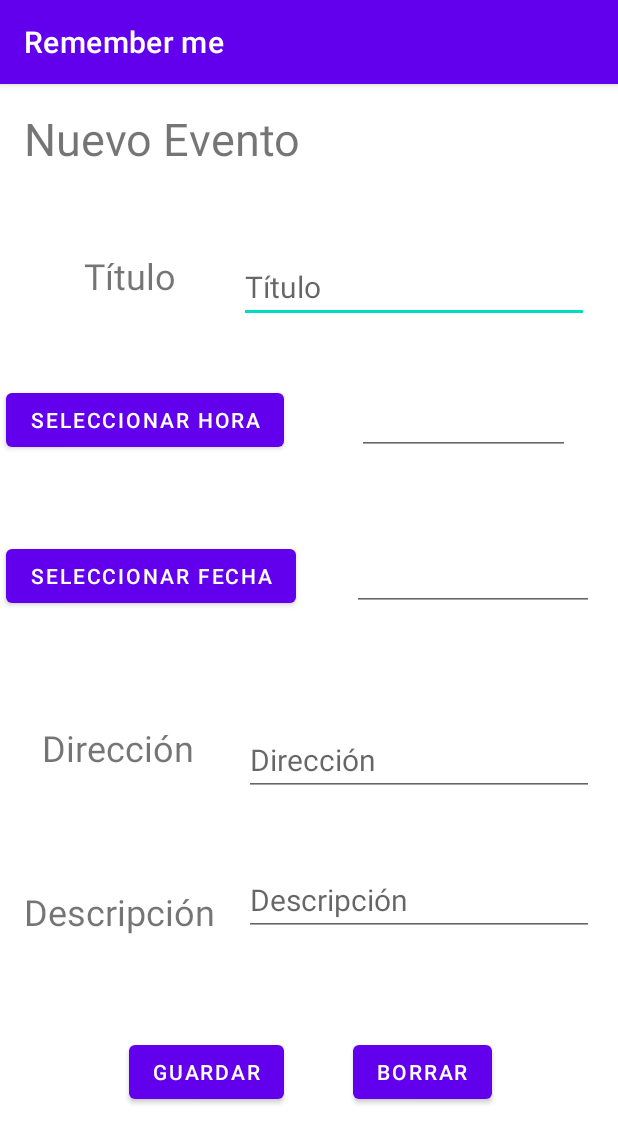
After one commit to darwyn36/Remember_me, an Android app: the nuevaActivity screen opened directly, with no data from a screen before it, on a phone screen of 412 x 824 dp. The commit adds this screen. Shown: the top 1143 px of the screen. Run offline under Robolectric (Android 15) with nearby library versions, the phone set to English and light mode, and no system bars.

Commit message:
Cambios Darwyn, Agregado el calendario y hora, mas algunas interfaces

```diff
--- a/app/build.gradle
+++ b/app/build.gradle
@@ -6,7 +6,7 @@ android {
     compileSdk 32
 
     defaultConfig {
-        applicationId "com.cdp.conexionbd"
+        applicationId "com.cdp.rememberme"
         minSdk 21
         targetSdk 32
         versionCode 1
@@ -35,7 +35,4 @@ dependencies {
     testImplementation 'junit:junit:4.13.2'
     androidTestImplementation 'androidx.test.ext:junit:1.1.3'
     androidTestImplementation 'androidx.test.espresso:espresso-core:3.4.0'
-
-    implementation'com.android.volley:volley-cronet:1.2.1'
-    implementation'com.android.volley:volley:1.2.1'
 }
--- /dev/null
+++ b/app/src/main/java/com/cdp/rememberme/nuevaActivity.java
@@ -0,0 +1,99 @@
+package com.cdp.rememberme;
+
+import androidx.appcompat.app.AppCompatActivity;
+
+import android.app.DatePickerDialog;
+import android.app.TimePickerDialog;
+import android.os.Bundle;
+import android.view.View;
+import android.widget.Button;
+import android.widget.DatePicker;
+import android.widget.EditText;
+import android.widget.TimePicker;
+import android.widget.Toast;
+
+import com.cdp.rememberme.db.DbContactos;
+
+import java.util.Calendar;
+
+public class nuevaActivity extends AppCompatActivity implements View.OnClickListener {
+
+    EditText txtTitulo, txtDireccion, txtDescripcion,eFecha,eHora;
+    Button btnGuarda,bFecha,bHora;
+
+    private int dia, mes, anio,hora,minutos;
+
+    @Override
+    protected void onCreate(Bundle savedInstanceState) {
+        super.onCreate(savedInstanceState);
+        setContentView(R.layout.activity_nueva);
+
+
+        bFecha=(Button)findViewById(R.id.bFecha);
+        bHora=(Button)findViewById(R.id.bHora);
+        eFecha=(EditText) findViewById(R.id.eFecha);
+        eHora=(EditText) findViewById(R.id.eHora);
+        bFecha.setOnClickListener(this);
+        bHora.setOnClickListener(this);
+
+        txtTitulo= findViewById(R.id.txtTitulo);
+        txtDescripcion= findViewById(R.id.txtDescripcion);
+        txtDireccion = findViewById(R.id.txtDireccion);
+        btnGuarda= findViewById(R.id.btnGuarda);
+
+        btnGuarda.setOnClickListener(new View.OnClickListener() {
+            @Override
+            public void onClick(View view) {
+
+                DbContactos dbContactos= new DbContactos(nuevaActivity.this);
+                long id =dbContactos.insertarContactos(txtTitulo.getText().toString(), txtDireccion.getText().toString(),
+                        txtDescripcion.getText().toString());
+
+                if(id>0){
+                    Toast.makeText(nuevaActivity.this,"REGISTRO GUARDADO", Toast.LENGTH_LONG).show();
+                    limpiar();
+                }else{
+                    Toast.makeText(nuevaActivity.this,"Error al guardar el registro", Toast.LENGTH_LONG).show();
+
+                }
+
+            }
+        });
+    }
+    private void limpiar(){
+        txtTitulo.setText("");
+        txtDireccion.setText("");
+        txtDescripcion.setText("");
+    }
+
+    @Override
+    public void onClick(View v) {
+        if(v == bFecha){
+            final Calendar c = Calendar.getInstance();
+            dia=c.get(Calendar.DAY_OF_MONTH);
+            mes=c.get(Calendar.MONTH);
+            anio=c.get(Calendar.YEAR);
+
+            DatePickerDialog datePickerDialog = new DatePickerDialog(this, new DatePickerDialog.OnDateSetListener() {
+                @Override
+                public void onDateSet(DatePicker view, int year, int monthOfYear, int dayOfMonth) {
+                    eFecha.setText(dayOfMonth+"/"+(monthOfYear+1)+"/"+year);
+                }
+            } ,2022,mes,dia);
+            datePickerDialog.show();
+        }
+        if(v == bHora){
+            final Calendar c = Calendar.getInstance();
+            hora=c.get(Calendar.HOUR_OF_DAY);
+            minutos=c.get(Calendar.MINUTE);
+
+            TimePickerDialog timePickerDialog = new TimePickerDialog(this, new TimePickerDialog.OnTimeSetListener() {
+                @Override
+                public void onTimeSet(TimePicker view, int hourOfDay, int minute) {
+                    eHora.setText(hourOfDay+":"+minute);
+                }
+            },hora,minutos,false);
+            timePickerDialog.show();
+        }
+    }
+}
--- /dev/null
+++ b/app/src/main/res/layout/activity_nueva.xml
@@ -0,0 +1,177 @@
+<?xml version="1.0" encoding="utf-8"?>
+<androidx.constraintlayout.widget.ConstraintLayout xmlns:android="http://schemas.android.com/apk/res/android"
+    xmlns:app="http://schemas.android.com/apk/res-auto"
+    xmlns:tools="http://schemas.android.com/tools"
+    android:layout_width="match_parent"
+    android:layout_height="match_parent"
+    tools:context=".nuevaActivity">
+
+    <EditText
+        android:id="@+id/txtTitulo"
+        android:layout_width="wrap_content"
+        android:layout_height="wrap_content"
+        android:layout_marginEnd="16dp"
+        android:ems="10"
+        android:hint="@string/text"
+        android:inputType="textPersonName"
+        android:textSize="20sp"
+        app:layout_constraintBottom_toBottomOf="parent"
+        app:layout_constraintEnd_toEndOf="parent"
+        app:layout_constraintHorizontal_bias="0.928"
+        app:layout_constraintStart_toEndOf="@+id/textView2"
+        app:layout_constraintTop_toTopOf="parent"
+        app:layout_constraintVertical_bias="0.155" />
+
+    <TextView
+        android:id="@+id/textEvento"
+        android:layout_width="wrap_content"
+        android:layout_height="45dp"
+        android:layout_marginStart="16dp"
+        android:layout_marginTop="16dp"
+        android:text="Nuevo Evento"
+        android:textSize="30sp"
+        android:textStyle="normal"
+        app:layout_constraintStart_toStartOf="parent"
+        app:layout_constraintTop_toTopOf="parent" />
+
+    <TextView
+        android:id="@+id/textView2"
+        android:layout_width="wrap_content"
+        android:layout_height="wrap_content"
+        android:layout_marginStart="56dp"
+        android:text="Título"
+        android:textSize="24sp"
+        app:layout_constraintBottom_toBottomOf="parent"
+        app:layout_constraintStart_toStartOf="parent"
+        app:layout_constraintTop_toTopOf="parent"
+        app:layout_constraintVertical_bias="0.151" />
+
+    <TextView
+        android:id="@+id/textView3"
+        android:layout_width="wrap_content"
+        android:layout_height="wrap_content"
+        android:layout_marginStart="28dp"
+        android:text="Dirección"
+        android:textSize="24sp"
+        app:layout_constraintBottom_toBottomOf="parent"
+        app:layout_constraintEnd_toStartOf="@+id/txtDireccion"
+        app:layout_constraintHorizontal_bias="0.0"
+        app:layout_constraintStart_toStartOf="parent"
+        app:layout_constraintTop_toTopOf="parent"
+        app:layout_constraintVertical_bias="0.579" />
+
+    <EditText
+        android:id="@+id/txtDireccion"
+        android:layout_width="wrap_content"
+        android:layout_height="wrap_content"
+        android:layout_marginEnd="16dp"
+        android:ems="10"
+        android:hint="@string/text_direcc"
+        android:inputType="textPersonName"
+        android:textSize="20sp"
+        app:layout_constraintBottom_toBottomOf="parent"
+        app:layout_constraintEnd_toEndOf="parent"
+        app:layout_constraintTop_toTopOf="parent"
+        app:layout_constraintVertical_bias="0.593" />
+
+    <TextView
+        android:id="@+id/textView4"
+        android:layout_width="wrap_content"
+        android:layout_height="wrap_content"
+        android:layout_marginStart="16dp"
+        android:layout_marginBottom="200dp"
+        android:text="Descripción"
+        android:textSize="24sp"
+        app:layout_constraintBottom_toBottomOf="parent"
+        app:layout_constraintStart_toStartOf="parent"
+        app:layout_constraintTop_toBottomOf="@+id/textView3"
+        app:layout_constraintVertical_bias="1.0" />
+
+    <EditText
+        android:id="@+id/txtDescripcion"
+        android:layout_width="wrap_content"
+        android:layout_height="wrap_content"
+        android:layout_marginEnd="16dp"
+        android:layout_marginBottom="200dp"
+        android:ems="10"
+        android:hint="@string/text_descrip"
+        android:inputType="textPersonName"
+        android:textSize="20sp"
+        app:layout_constraintBottom_toBottomOf="parent"
+        app:layout_constraintEnd_toEndOf="parent"
+        app:layout_constraintTop_toBottomOf="@+id/txtDireccion"
+        app:layout_constraintVertical_bias="1.0" />
+
+    <Button
+        android:id="@+id/btnGuarda"
+        android:layout_width="wrap_content"
+        android:layout_height="wrap_content"
+        android:layout_marginStart="50dp"
+        android:layout_marginBottom="85dp"
+        android:text="@string/btn_guardar"
+        app:layout_constraintBottom_toBottomOf="parent"
+        app:layout_constraintEnd_toStartOf="@+id/button3"
+        app:layout_constraintHorizontal_bias="0.443"
+        app:layout_constraintStart_toStartOf="parent"
+        app:layout_constraintTop_toBottomOf="@+id/textView4"
+        app:layout_constraintVertical_bias="1.0" />
+
+    <Button
+        android:id="@+id/bFecha"
+        android:layout_width="wrap_content"
+        android:layout_height="wrap_content"
+        android:layout_marginStart="4dp"
+        android:layout_marginTop="56dp"
+        android:text="Seleccionar Fecha"
+        app:layout_constraintStart_toStartOf="parent"
+        app:layout_constraintTop_toBottomOf="@+id/bHora" />
+
+    <Button
+        android:id="@+id/bHora"
+        android:layout_width="wrap_content"
+        android:layout_height="wrap_content"
+        android:layout_marginStart="4dp"
+        android:layout_marginTop="200dp"
+        android:text="Seleccionar Hora"
+        app:layout_constraintEnd_toStartOf="@+id/eHora"
+        app:layout_constraintHorizontal_bias="0.0"
+        app:layout_constraintStart_toStartOf="parent"
+        app:layout_constraintTop_toTopOf="parent" />
+
+    <Button
+        android:id="@+id/button3"
+        android:layout_width="wrap_content"
+        android:layout_height="wrap_content"
+        android:layout_marginEnd="84dp"
+        android:layout_marginBottom="84dp"
+        android:text="Borrar"
+        app:layout_constraintBottom_toBottomOf="parent"
+        app:layout_constraintEnd_toEndOf="parent"
+        app:layout_constraintTop_toBottomOf="@+id/txtDescripcion"
+        app:layout_constraintVertical_bias="0.985" />
+
+    <EditText
+        android:id="@+id/eHora"
+        android:layout_width="142dp"
+        android:layout_height="39dp"
+        android:layout_marginTop="208dp"
+        android:layout_marginEnd="32dp"
+        android:ems="10"
+        android:inputType="textPersonName"
+        app:layout_constraintEnd_toEndOf="parent"
+        app:layout_constraintTop_toTopOf="parent" />
+
+    <EditText
+        android:id="@+id/eFecha"
+        android:layout_width="161dp"
+        android:layout_height="52dp"
+        android:layout_marginTop="52dp"
+        android:layout_marginEnd="16dp"
+        android:ems="10"
+        android:inputType="textPersonName"
+        app:layout_constraintEnd_toEndOf="parent"
+        app:layout_constraintHorizontal_bias="1.0"
+        app:layout_constraintStart_toEndOf="@+id/bFecha"
+        app:layout_constraintTop_toBottomOf="@+id/eHora" />
+
+</androidx.constraintlayout.widget.ConstraintLayout>
--- a/app/src/main/res/values-night/themes.xml
+++ b/app/src/main/res/values-night/themes.xml
@@ -1,6 +1,6 @@
 <resources xmlns:tools="http://schemas.android.com/tools">
     <!-- Base application theme. -->
-    <style name="Theme.ConexionBD" parent="Theme.MaterialComponents.DayNight.DarkActionBar">
+    <style name="Theme.RememberMe" parent="Theme.MaterialComponents.DayNight.DarkActionBar">
         <!-- Primary brand color. -->
         <item name="colorPrimary">@color/purple_200</item>
         <item name="colorPrimaryVariant">@color/purple_700</item>
--- a/app/src/main/res/values/strings.xml
+++ b/app/src/main/res/values/strings.xml
@@ -1,5 +1,9 @@
 <resources>
-    <string name="app_name">conexionBD</string>
-    <string name="txt_registrar">Registrar actividad:</string>
-    <string name="txt_titulo">Título</string>
+    <string name="app_name">Remember me</string>
+    <string name="button_mas">+</string>
+    <string name="text_Evento"> nuevo evento </string>
+    <string name="text">Título</string>
+    <string name="text_direcc">Dirección</string>
+    <string name="text_descrip">Descripción</string>
+    <string name="btn_guardar">Guardar</string>
 </resources>
--- a/app/src/main/res/values/themes.xml
+++ b/app/src/main/res/values/themes.xml
@@ -1,6 +1,6 @@
 <resources xmlns:tools="http://schemas.android.com/tools">
     <!-- Base application theme. -->
-    <style name="Theme.ConexionBD" parent="Theme.MaterialComponents.DayNight.DarkActionBar">
+    <style name="Theme.RememberMe" parent="Theme.MaterialComponents.DayNight.DarkActionBar">
         <!-- Primary brand color. -->
         <item name="colorPrimary">@color/purple_500</item>
         <item name="colorPrimaryVariant">@color/purple_700</item>
--- a/settings.gradle
+++ b/settings.gradle
@@ -12,5 +12,5 @@ dependencyResolutionManagement {
         mavenCentral()
     }
 }
-rootProject.name = "conexionBD"
+rootProject.name = "Remember me"
 include ':app'
```
Also changed, not shown: app/src/main/AndroidManifest.xml (+11 -7 lines), app/src/main/java/com/cdp/rememberme/MainActivity.java (added, +43 -0 lines), app/src/main/java/com/cdp/rememberme/PrincipalActivity.java (added, +39 -0 lines), app/src/main/java/com/cdp/rememberme/db/DbContactos.java (added, +38 -0 lines), app/src/main/java/com/cdp/rememberme/db/DbHelper.java (added, +37 -0 lines), app/src/main/res/layout/activity_main.xml (+15 -52 lines), app/src/main/res/layout/activity_principal.xml (added, +19 -0 lines), app/src/main/res/drawable-v24/lista.png (added), gradle/wrapper/gradle-wrapper.properties, 2 other files.
